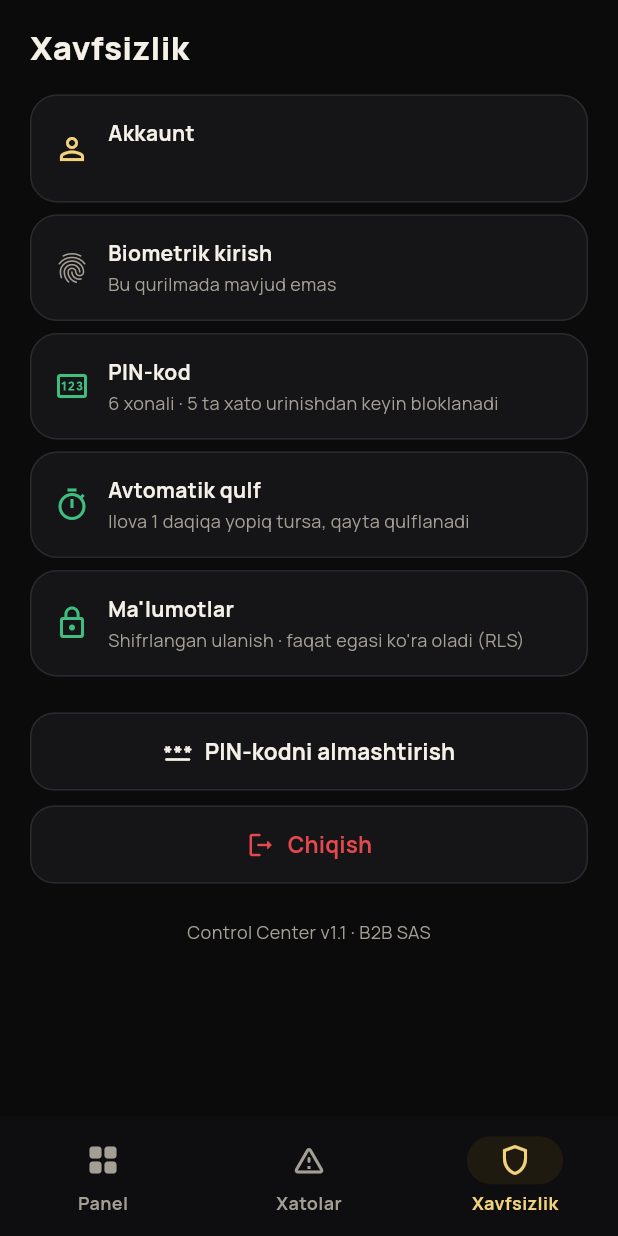
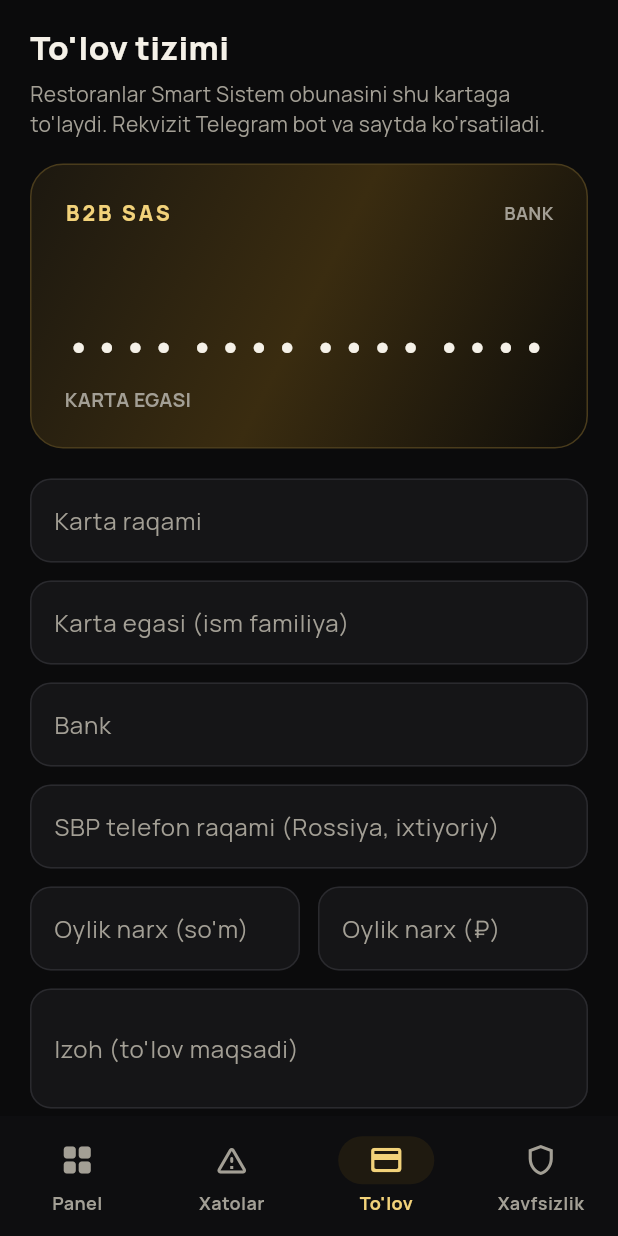
Before and after one commit to z7992266-sketch/AI_Video_Imperiya_New, a Flutter app: the HomeScreen screen opened directly, item 3 of the bottom bar chosen, on a phone screen of 412 x 824 dp. Run offline on Flutter 3.47's test engine with Material 3 defaults, Android fonts, the phone set to English and light mode, and no system bars; our stand-ins replace flutter_secure_storage, google_fonts, local_auth, supabase_flutter; accounts and stored records are empty.

Commit message:
Control Center: To'lov tab — owner card / SBP / monthly price for restaurant subscriptions (card number only, Luhn check)
Co-Authored-By: Claude Opus 5.5 <noreply@anthropic.com>
Claude-Session: https://claude.ai/code/session_014pvsgdwyLL6GANJ31CULfm

```diff
--- a/control_center/lib/data.dart
+++ b/control_center/lib/data.dart
@@ -151,6 +151,19 @@ class Api {
     }
   }
 
+  static Future<Map<String, dynamic>> billing() async {
+    final r = await sb.from('owner_billing').select().eq('id', 1).maybeSingle();
+    return r ?? <String, dynamic>{};
+  }
+
+  static Future<void> saveBilling(Map<String, dynamic> data) async {
+    await sb.from('owner_billing').upsert({
+      'id': 1,
+      ...data,
+      'updated_at': DateTime.now().toUtc().toIso8601String(),
+    });
+  }
+
   static Future<void> deleteApp(String id) async {
     await sb.from('apps').delete().eq('id', id);
   }
--- /dev/null
+++ b/control_center/lib/screens/billing_screen.dart
@@ -0,0 +1,271 @@
+import 'package:flutter/material.dart';
+import 'package:flutter/services.dart';
+
+import '../data.dart';
+import '../theme.dart';
+import '../widgets/ui.dart';
+
+/// Egasining to'lov rekvizitlari: restoranlar obuna to'lovini shu kartaga qiladi.
+/// Rekvizit Telegram bot va saytda ko'rsatiladi (Play qoidasi: ilova ichida emas).
+/// Faqat karta RAQAMI saqlanadi — CVV va amal qilish muddati hech qachon so'ralmaydi.
+class BillingScreen extends StatefulWidget {
+  const BillingScreen({super.key});
+  @override
+  State<BillingScreen> createState() => _BillingScreenState();
+}
+
+class _BillingScreenState extends State<BillingScreen> {
+  final _card = TextEditingController();
+  final _holder = TextEditingController();
+  final _bank = TextEditingController();
+  final _sbp = TextEditingController();
+  final _uzs = TextEditingController();
+  final _rub = TextEditingController();
+  final _note = TextEditingController();
+  bool _active = true;
+  bool _loading = true;
+  bool _saving = false;
+  DateTime? _updated;
+  String? _error;
+
+  @override
+  void initState() {
+    super.initState();
+    _load();
+  }
+
+  @override
+  void dispose() {
+    for (final c in [_card, _holder, _bank, _sbp, _uzs, _rub, _note]) {
+      c.dispose();
+    }
+    super.dispose();
+  }
+
+  Future<void> _load() async {
+    setState(() {
+      _loading = true;
+      _error = null;
+    });
+    try {
+      final b = await Api.billing();
+      _card.text = _fmtCard(b['card_number'] as String? ?? '');
+      _holder.text = b['card_holder'] as String? ?? '';
+      _bank.text = b['bank'] as String? ?? '';
+      _sbp.text = b['sbp_phone'] as String? ?? '';
+      final u = (b['price_month_uzs'] as num?)?.toInt() ?? 0;
+      final r = (b['price_month_rub'] as num?)?.toInt() ?? 0;
+      _uzs.text = u == 0 ? '' : '$u';
+      _rub.text = r == 0 ? '' : '$r';
+      _note.text = b['note'] as String? ?? '';
+      _active = b['active'] as bool? ?? true;
+      final t = b['updated_at'] as String?;
+      _updated = t == null ? null : DateTime.parse(t).toLocal();
+    } catch (e) {
+      _error = 'Yuklab bo\'lmadi. Internetni tekshiring.';
+    }
+    if (mounted) setState(() => _loading = false);
+  }
+
+  static String _digits(String s) => s.replaceAll(RegExp(r'\D'), '');
+  static String _fmtCard(String s) {
+    final d = _digits(s);
+    final b = StringBuffer();
+    for (var i = 0; i < d.length; i++) {
+      if (i > 0 && i % 4 == 0) b.write(' ');
+      b.write(d[i]);
+    }
+    return b.toString();
+  }
+
+  static bool _luhn(String d) {
+    var sum = 0;
+    var alt = false;
+    for (var i = d.length - 1; i >= 0; i--) {
+      var n = int.parse(d[i]);
+      if (alt) {
+        n *= 2;
+        if (n > 9) n -= 9;
+      }
+      sum += n;
+      alt = !alt;
+    }
+    return sum % 10 == 0;
+  }
+
+  Future<void> _save() async {
+    final d = _digits(_card.text);
+    if (d.isNotEmpty && (d.length < 16 || d.length > 19 || !_luhn(d))) {
+      toast(context, 'Karta raqami noto\'g\'ri. 16 xonani tekshiring.');
+      return;
+    }
+    if (d.isNotEmpty && _holder.text.trim().isEmpty) {
+      toast(context, 'Karta egasining ismini yozing.');
+      return;
+    }
+    setState(() => _saving = true);
+    try {
+      await Api.saveBilling({
+        'card_number': _fmtCard(d),
+        'card_holder': _holder.text.trim(),
+        'bank': _bank.text.trim(),
+        'sbp_phone': _sbp.text.trim(),
+        'price_month_uzs': int.tryParse(_digits(_uzs.text)) ?? 0,
+        'price_month_rub': int.tryParse(_digits(_rub.text)) ?? 0,
+        'note': _note.text.trim(),
+        'active': _active,
+      });
+      await Api.log(null, 'billing_updated');
+      if (mounted) toast(context, 'Saqlandi ✅ Endi obuna to\'lovlari shu kartaga keladi.');
+      await _load();
+    } catch (e) {
+      if (mounted) toast(context, 'Saqlanmadi: $e');
+    }
+    if (mounted) setState(() => _saving = false);
+  }
+
+  Widget _field(String label, TextEditingController c,
+      {String? hint, TextInputType? type, List<TextInputFormatter>? fmt, int maxLines = 1}) {
+    return Padding(
+      padding: const EdgeInsets.only(bottom: 12),
+      child: TextField(
+        controller: c,
+        keyboardType: type,
+        inputFormatters: fmt,
+        maxLines: maxLines,
+        onChanged: (_) => setState(() {}),
+        style: const TextStyle(color: C.text, fontSize: 16),
+        decoration: InputDecoration(
+          labelText: label,
+          hintText: hint,
+          labelStyle: const TextStyle(color: C.muted),
+          hintStyle: const TextStyle(color: C.muted),
+          filled: true,
+          fillColor: C.card,
+          border: OutlineInputBorder(borderRadius: BorderRadius.circular(14), borderSide: const BorderSide(color: C.line)),
+          enabledBorder: OutlineInputBorder(borderRadius: BorderRadius.circular(14), borderSide: const BorderSide(color: C.line)),
+          focusedBorder: OutlineInputBorder(borderRadius: BorderRadius.circular(14), borderSide: const BorderSide(color: C.gold)),
+        ),
+      ),
+    );
+  }
+
+  Widget _preview() {
+    final num = _card.text.isEmpty ? '•••• •••• •••• ••••' : _card.text;
+    return Container(
+      height: 190,
+      padding: const EdgeInsets.all(22),
+      decoration: BoxDecoration(
+        borderRadius: BorderRadius.circular(22),
+        gradient: const LinearGradient(
+          colors: [Color(0xFF1C1810), Color(0xFF3A2C10), Color(0xFF0E0D0A)],
+          begin: Alignment.topLeft,
+          end: Alignment.bottomRight,
+        ),
+        border: Border.all(color: C.goldDim),
+      ),
+      child: Column(crossAxisAlignment: CrossAxisAlignment.start, children: [
+        Row(children: [
+          const Text('B2B SAS', style: TextStyle(color: C.gold, fontWeight: FontWeight.w900, letterSpacing: 2)),
+          const Spacer(),
+          Text(_bank.text.isEmpty ? 'BANK' : _bank.text.toUpperCase(),
+              style: const TextStyle(color: C.muted, fontSize: 12, fontWeight: FontWeight.w700)),
+        ]),
+        const Spacer(),
+        FittedBox(
+          child: Text(num,
+              style: const TextStyle(color: C.text, fontSize: 24, fontWeight: FontWeight.w700, letterSpacing: 2)),
+        ),
+        const SizedBox(height: 10),
+        Row(children: [
+          Expanded(
+            child: Text(_holder.text.isEmpty ? 'KARTA EGASI' : _holder.text.toUpperCase(),
+                overflow: TextOverflow.ellipsis,
+                style: const TextStyle(color: C.muted, fontSize: 13, fontWeight: FontWeight.w700)),
+          ),
+          if (_sbp.text.isNotEmpty)
+            Text('СБП ${_sbp.text}', style: const TextStyle(color: C.gold, fontSize: 12, fontWeight: FontWeight.w700)),
+        ]),
+      ]),
+    );
+  }
+
+  @override
+  Widget build(BuildContext context) {
+    if (_loading) return const Center(child: CircularProgressIndicator(color: C.gold));
+    return RefreshIndicator(
+      color: C.gold,
+      onRefresh: _load,
+      child: ListView(
+        padding: const EdgeInsets.fromLTRB(20, 16, 20, 32),
+        children: [
+          const Text('To\'lov tizimi', style: TextStyle(fontSize: 22, fontWeight: FontWeight.w800)),
+          const SizedBox(height: 6),
+          const Text(
+            'Restoranlar Smart Sistem obunasini shu kartaga to\'laydi. Rekvizit Telegram bot va saytda ko\'rsatiladi.',
+            style: TextStyle(color: C.muted, height: 1.4),
+          ),
+          if (_error != null) ...[
+            const SizedBox(height: 12),
+            CardBox(color: C.badBg, border: C.badLine, child: Text(_error!, style: const TextStyle(color: C.bad))),
+          ],
+          const SizedBox(height: 16),
+          _preview(),
+          const SizedBox(height: 20),
+          _field('Karta raqami', _card,
+              hint: '8600 1234 5678 9012',
+              type: TextInputType.number,
+              fmt: [
+                FilteringTextInputFormatter.digitsOnly,
+                LengthLimitingTextInputFormatter(19),
+                TextInputFormatter.withFunction(
+                    (o, n) => TextEditingValue(text: _fmtCard(n.text), selection: TextSelection.collapsed(offset: _fmtCard(n.text).length))),
+              ]),
+          _field('Karta egasi (ism familiya)', _holder, hint: 'ALISHER ATAXANOV'),
+          _field('Bank', _bank, hint: 'Kapitalbank / Tinkoff / Sber'),
+          _field('SBP telefon raqami (Rossiya, ixtiyoriy)', _sbp,
+              hint: '+7 900 000 00 00', type: TextInputType.phone, fmt: [FilteringTextInputFormatter.allow(RegExp(r'[+0-9 ()-]'))]),
+          Row(children: [
+            Expanded(
+                child: _field('Oylik narx (so\'m)', _uzs,
+                    type: TextInputType.number, fmt: [FilteringTextInputFormatter.digitsOnly])),
+            const SizedBox(width: 12),
+            Expanded(
+                child: _field('Oylik narx (₽)', _rub,
+                    type: TextInputType.number, fmt: [FilteringTextInputFormatter.digitsOnly])),
+          ]),
+          _field('Izoh (to\'lov maqsadi)', _note, hint: 'Masalan: restoran nomi va oy', maxLines: 2),
+          CardBox(
+            child: Row(children: [
+              const Icon(Icons.campaign_outlined, color: C.gold),
+              const SizedBox(width: 12),
+              const Expanded(
+                child: Text('Rekvizitni restoranlarga ko\'rsatish', style: TextStyle(fontWeight: FontWeight.w700)),
+              ),
+              Switch(value: _active, activeColor: C.gold, onChanged: (v) => setState(() => _active = v)),
+            ]),
+          ),
+          const SizedBox(height: 10),
+          const CardBox(
+            child: Row(children: [
+              Icon(Icons.lock_outline, color: C.ok),
+              SizedBox(width: 12),
+              Expanded(
+                child: Text(
+                  'Faqat karta raqami saqlanadi. CVV kod va amal qilish muddati hech qachon so\'ralmaydi va saqlanmaydi.',
+                  style: TextStyle(color: C.muted, fontSize: 12, height: 1.4),
+                ),
+              ),
+            ]),
+          ),
+          const SizedBox(height: 18),
+          GoldButton(label: 'Saqlash', icon: Icons.check_rounded, busy: _saving, onTap: _save),
+          if (_updated != null) ...[
+            const SizedBox(height: 10),
+            Center(child: Text('Oxirgi o\'zgarish: ${ago(_updated)}', style: const TextStyle(color: C.muted, fontSize: 12))),
+          ],
+        ],
+      ),
+    );
+  }
+}
--- a/control_center/lib/screens/home_screen.dart
+++ b/control_center/lib/screens/home_screen.dart
@@ -8,6 +8,7 @@ import '../theme.dart';
 import '../widgets/ui.dart';
 import 'app_detail_screen.dart';
 import 'app_form_screen.dart';
+import 'billing_screen.dart';
 import 'incidents_screen.dart';
 import 'settings_screen.dart';
 
@@ -22,7 +23,7 @@ class _HomeScreenState extends State<HomeScreen> {
 
   @override
   Widget build(BuildContext context) {
-    final pages = [const PanelPage(), const IncidentsScreen(), const SettingsScreen()];
+    final pages = [const PanelPage(), const IncidentsScreen(), const BillingScreen(), const SettingsScreen()];
     return Scaffold(
       body: SafeArea(child: IndexedStack(index: _tab, children: pages)),
       bottomNavigationBar: NavigationBarTheme(
@@ -46,6 +47,7 @@ class _HomeScreenState extends State<HomeScreen> {
           destinations: const [
             NavigationDestination(icon: Icon(Icons.grid_view_rounded), label: 'Panel'),
             NavigationDestination(icon: Icon(Icons.warning_amber_rounded), label: 'Xatolar'),
+            NavigationDestination(icon: Icon(Icons.credit_card_rounded), label: 'To\'lov'),
             NavigationDestination(icon: Icon(Icons.shield_outlined), label: 'Xavfsizlik'),
           ],
         ),
--- a/control_center/lib/screens/settings_screen.dart
+++ b/control_center/lib/screens/settings_screen.dart
@@ -82,7 +82,7 @@ class _SettingsScreenState extends State<SettingsScreen> {
           },
         ),
         const SizedBox(height: 24),
-        const Center(child: Text('Control Center v1.1 · B2B SAS', style: TextStyle(color: C.muted, fontSize: 12))),
+        const Center(child: Text('Control Center v1.2 · B2B SAS', style: TextStyle(color: C.muted, fontSize: 12))),
       ],
     );
   }
```
